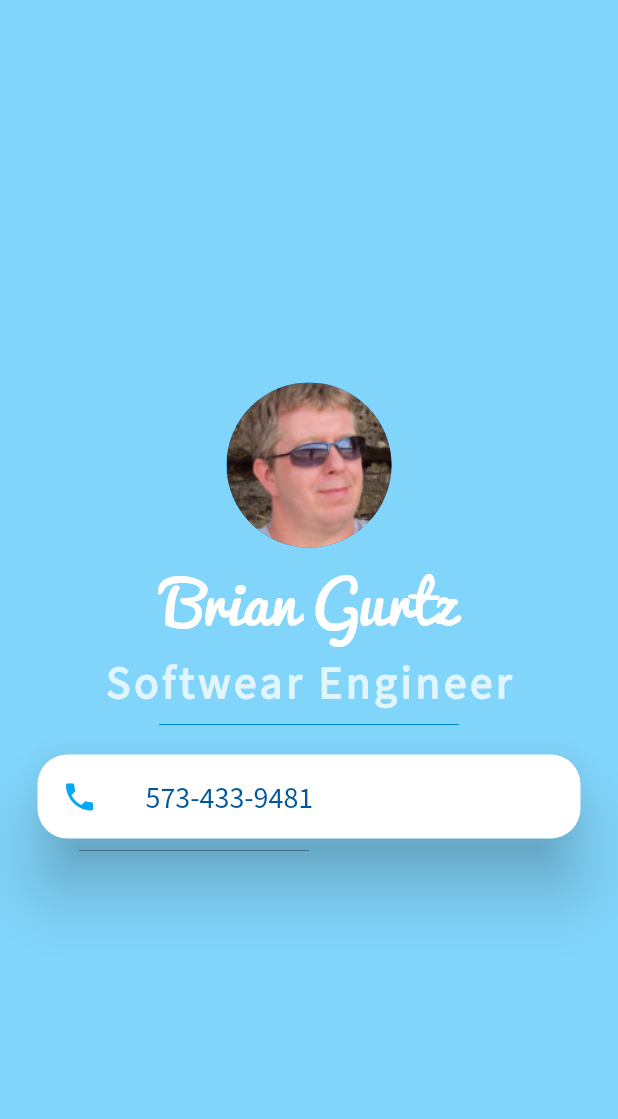
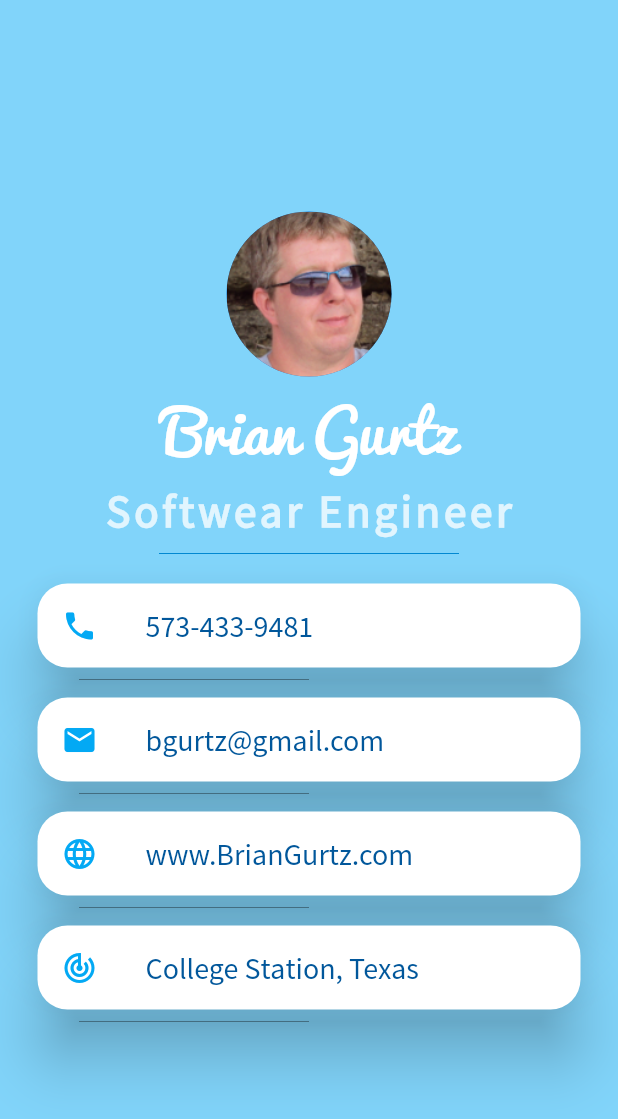
Before and after one commit to bgurtz/flutter_landing_page_with_contact, a Flutter app: the screen it shows after launch, on a phone screen of 412 x 824 dp. Shown: the top 1119 px of the screen. Run offline on Flutter 3.47's test engine with Material 2 defaults, Android fonts, the phone set to English and light mode, and no system bars.

Commit message:
" cleaned up all the code and notes, refactord our cards with the reuseable ' Info_Card ' widget "

```diff
--- a/lib/main.dart
+++ b/lib/main.dart
@@ -1,9 +1,9 @@
 import 'package:flutter/material.dart';
 import 'package:landing_page_with_contact/widgets/info_card.dart';
 
-const url = "http://www.briangurtz.com";
+const url = "www.BrianGurtz.com";
 const email = "bgurtz@gmail.com";
-const phone = "5734339481";
+const phone = "573-433-9481";
 const location = "College Station, Texas";
 
 void main() => runApp(MyApp());
@@ -68,94 +68,39 @@ const Home({Key key}) : super(key: key);
               ),
             ),
 
-            // The below is how to build a card from Scratch.
-            // We have refactored the Card we have built from scratch
-            // with the Flutter Card widget, below the
-            // commented out homemade version.
+            // Below we have used our reusable widget ' Info_Card ' and made 4 card buttons.
 
-            // Container(
-            //   color: Colors.white,
-            //   padding: EdgeInsets.all(10.0),
-            //   margin: EdgeInsets.symmetric(vertical: 10.0, horizontal: 25.0),
-            //   child: Row(
-            //     children: <Widget>[
-            //       Icon(
-            //         Icons.phone,
-            //         color: Colors.lightBlue,
-            //       ),
-
-                  // The SizedBox adds the space between the phone number and the phone Icon.
-
-            //       SizedBox(
-            //         width: 10.0,
-            //       ),
-
-            //       Text("5734339481",
-            //         style: TextStyle(color: Colors.lightBlue.shade900,
-            //           fontFamily: 'Source Sans Pro',
-            //           fontSize: 20.0,
-            //         ),
-            //       ),
-            //     ],
-            //   ),
-            // ),
-
-            // Below we are using the flutter Card widget, refactored fromt eh homemade one.
-
-            Card(
-              shape: RoundedRectangleBorder(
-                borderRadius: BorderRadius.circular(20.0),
-              ),
-              elevation: 18.0,
-              color: Colors.white,
-              margin: EdgeInsets.symmetric(vertical: 10.0, horizontal: 25.0),
-              child: ListTile(
-                leading: Icon(
-                  Icons.phone,
-                  color: Colors.lightBlue,
-                ),
-
-                title: Text("573-433-9481",
-                  style: TextStyle(
-                    fontFamily: 'Source Sans Pro',
-                    fontSize: 20.0,
-                    color: Colors.lightBlue.shade900,
-                  ),
-                ),
-              ),
+            InfoCard(
+              text: phone,
+              icon: Icons.phone,
+              onPressed: () {
+                print("Phone");
+              },
             ),
 
-            // The card below is the email
+            InfoCard(
+              text: email,
+              icon: Icons.email,
+              onPressed: () {
+                print("email");
+              },
+            ),
 
-              // We have refactoerd the eamil Card into a reusable widget on the " info_card.dart "
+            InfoCard(
+              text: url,
+              icon: Icons.language,
+              onPressed: () {
+                print("Web Site");
+              },
+            ),
 
-            // GestureDetector(
-            //   onTap: () {
-            //     print("email")
-            //   },
-            //   child: Card(
-            //     shape: RoundedRectangleBorder(
-            //       borderRadius: BorderRadius.circular(20.0),
-            //     ),
-            //     elevation: 18.0,
-            //     color: Colors.white,
-            //     margin: EdgeInsets.symmetric(vertical: 10.0, horizontal: 25.0),
-            //     child: ListTile(
-            //       leading: Icon(
-            //         Icons.email,
-            //         color: Colors.lightBlue,
-            //       ),
-
-            //       title: Text("bgurtz@gmail.com",
-            //         style: TextStyle(
-            //           fontFamily: 'Source Sans Pro',
-            //           fontSize: 20.0,
-            //           color: Colors.lightBlue.shade900,
-            //         ),
-            //       ),
-            //     ),
-            //   ),
-            // ),
+            InfoCard(
+              text: location,
+              icon: Icons.track_changes,
+              onPressed: () {
+                print("Location");
+              },
+            ),
 
           ],
         ),
```
